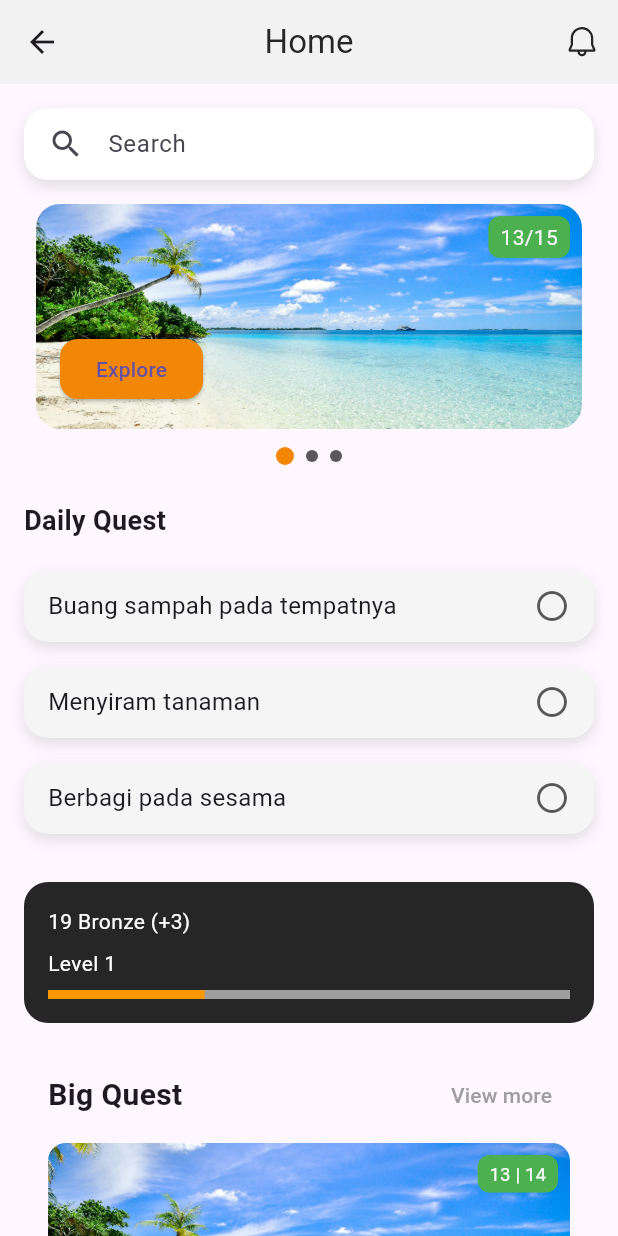
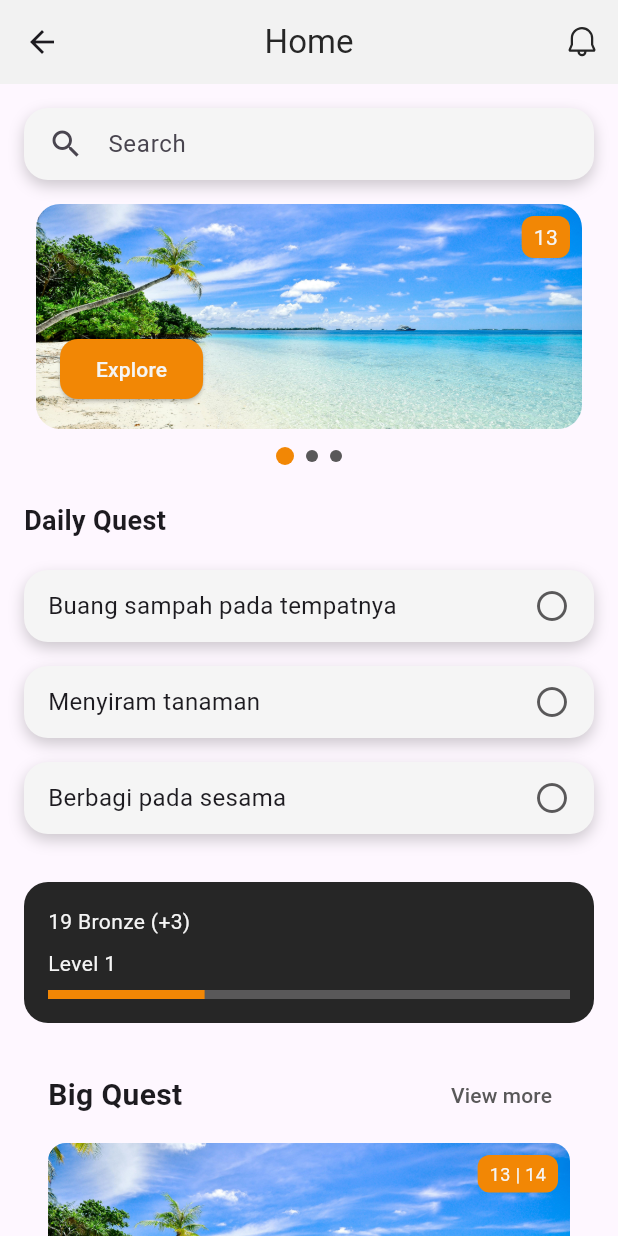
Before and after one commit to Raihan260/SDG_Adventure_2, a Flutter app: the HomePage screen opened directly, on a phone screen of 412 x 824 dp. Run offline on Flutter 3.47's test engine with Material 3 defaults, Android fonts, the phone set to English and light mode, and no system bars; our stand-ins replace fluentui_system_icons, shared_preferences; accounts and stored records are empty.

Commit message:
Changes to be committed: 	modified:   lib/Home/Big_Quest/big_quest_detail_page.dart 	modified:   lib/Home/Big_Quest/big_quest_page.dart 	modified:   lib/Home/banner.dart 	modified:   lib/Home/big_quest.dart 	modified:   lib/Home/daily_quest.dart 	modified:   lib/Home/home_page.dart 	modified:   pubspec.lock

```diff
--- a/lib/Home/Big_Quest/big_quest_detail_page.dart
+++ b/lib/Home/Big_Quest/big_quest_detail_page.dart
@@ -1,4 +1,6 @@
 import 'package:flutter/material.dart';
+import 'package:sdg_adventure_2/color.dart';
+
 
 class BigQuestDetailPage extends StatelessWidget {
   const BigQuestDetailPage({super.key});
@@ -9,13 +11,13 @@
       appBar: AppBar(
         title: const Text(
           'Detail Page',
-          style: TextStyle(color: Colors.black),
+          style: TextStyle(color: AppColor.mainBlack),
         ),
         centerTitle: true,
         backgroundColor: Colors.transparent,
         elevation: 0,
         leading: IconButton(
-          icon: const Icon(Icons.arrow_back, color: Colors.black),
+          icon: const Icon(Icons.arrow_back, color: AppColor.mainBlack),
           onPressed: () {
             Navigator.pop(context); // Tombol kembali ke HomePage
           },
--- a/lib/Home/Big_Quest/big_quest_page.dart
+++ b/lib/Home/Big_Quest/big_quest_page.dart
@@ -10,17 +10,17 @@
       {
         'title': 'Membersihkan Pantai',
         'description': 'Bersihkan sampah di Pantai Ancol',
-        'image': 'assets/beach.jpeg',
+        'image': 'assets/beach.jpg',
       },
       {
         'title': 'Penanaman Pohon',
         'description': 'Menanam 100 pohon di hutan kota',
-        'image': 'assets/beach.jpeg',
+        'image': 'assets/beach.jpg',
       },
       {
         'title': 'Bakti Sosial',
         'description': 'Membantu renovasi panti asuhan',
-        'image': 'assets/beach.jpeg',
+        'image': 'assets/beach.jpg',
       },
     ];
 
--- a/lib/Home/banner.dart
+++ b/lib/Home/banner.dart
@@ -61,7 +61,12 @@
                             borderRadius: BorderRadius.circular(12),
                           ),
                         ),
-                        child: const Text('Explore'),
+                        child: const Text(
+                          'Explore',
+                          style: TextStyle(
+                            color: AppColor.white
+                          ),
+                          ),
                       ),
                     ),
                     Positioned(
@@ -73,11 +78,11 @@
                           vertical: 4,
                         ),
                         decoration: BoxDecoration(
-                          color: Colors.green,
+                          color: AppColor.orange,
                           borderRadius: BorderRadius.circular(8),
                         ),
                         child: const Text(
-                          '13/15',
+                          '13',
                           style: TextStyle(color: AppColor.white),
                         ),
                       ),
--- a/lib/Home/big_quest.dart
+++ b/lib/Home/big_quest.dart
@@ -1,6 +1,8 @@
 import 'package:flutter/material.dart';
 import 'Big_Quest/big_quest_page.dart';
 import 'Big_Quest/big_quest_detail_page.dart'; // import halaman detail
+import 'package:sdg_adventure_2/color.dart';
+
 
 class BigQuest extends StatelessWidget {
   const BigQuest({super.key});
@@ -32,7 +34,7 @@
                 child: const Text(
                   "View more",
                   style: TextStyle(
-                    color: Colors.grey,
+                    color: AppColor.mainGrey,
                     fontSize: 14,
                   ),
                 ),
@@ -69,14 +71,14 @@
                         Text(
                           "Daerah Something",
                           style: TextStyle(
-                            color: Colors.white,
+                            color: AppColor.white,
                             fontSize: 14,
                           ),
                         ),
                         Text(
                           "Membersihkan Pantai di daerah",
                           style: TextStyle(
-                            color: Colors.white,
+                            color: AppColor.white,
                             fontSize: 18,
                             fontWeight: FontWeight.bold,
                           ),
@@ -90,13 +92,13 @@
                     child: Container(
                       padding: const EdgeInsets.symmetric(horizontal: 8, vertical: 4),
                       decoration: BoxDecoration(
-                        color: Colors.green,
+                        color: AppColor.orange,
                         borderRadius: BorderRadius.circular(8),
                       ),
                       child: const Text(
                         "13 | 14",
                         style: TextStyle(
-                          color: Colors.white,
+                          color: AppColor.white,
                           fontSize: 12,
                         ),
                       ),
--- a/lib/Home/daily_quest.dart
+++ b/lib/Home/daily_quest.dart
@@ -58,7 +58,7 @@
         borderRadius: BorderRadius.circular(16),
         boxShadow: [
           BoxShadow(
-            color: Colors.grey.withOpacity(0.3),
+            color: AppColor.mainGrey.withOpacity(0.3),
             blurRadius: 8,
             offset: const Offset(0, 4),
           ),
--- a/lib/Home/home_page.dart
+++ b/lib/Home/home_page.dart
@@ -44,11 +44,11 @@
               Container(
                 padding: const EdgeInsets.symmetric(horizontal: 16),
                 decoration: BoxDecoration(
-                  color: Colors.white,
+                  color: AppColor.white,
                   borderRadius: BorderRadius.circular(16),
                   boxShadow: [
                     BoxShadow(
-                      color: Colors.grey.withOpacity(0.3),
+                      color: AppColor.mainGrey.withOpacity(0.3),
                       blurRadius: 8,
                       offset: const Offset(0, 4),
                     ),
@@ -87,18 +87,18 @@
                   children: [
                     const Text(
                       '19 Bronze (+3)',
-                      style: TextStyle(color: Colors.white),
+                      style: TextStyle(color: AppColor.white),
                     ),
                     const SizedBox(height: 8),
                     const Text(
                       'Level 1',
-                      style: TextStyle(color: Colors.white),
+                      style: TextStyle(color: AppColor.white),
                     ),
                     const SizedBox(height: 8),
                     LinearProgressIndicator(
                       value: 0.3,
-                      color: Colors.orange,
-                      backgroundColor: Colors.grey,
+                      color: AppColor.orange,
+                      backgroundColor: AppColor.mainGrey,
                       minHeight: 6,
                     ),
                   ],
```
Also changed, not shown: pubspec.lock.
